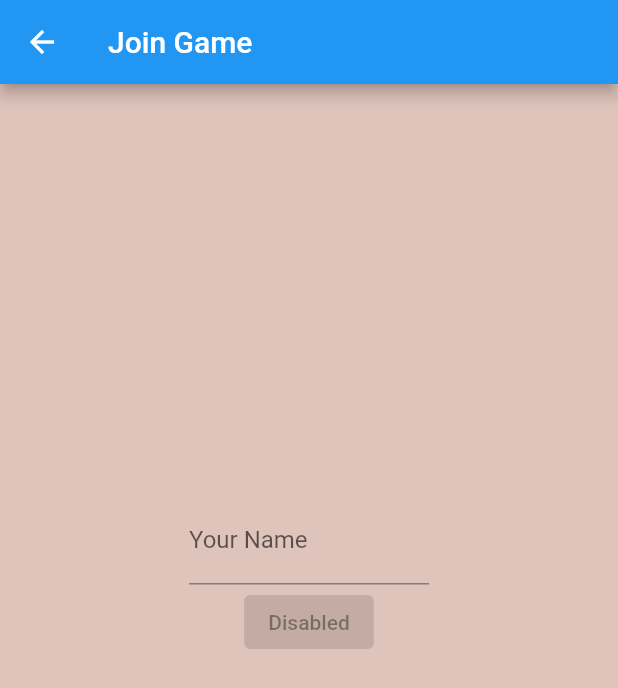
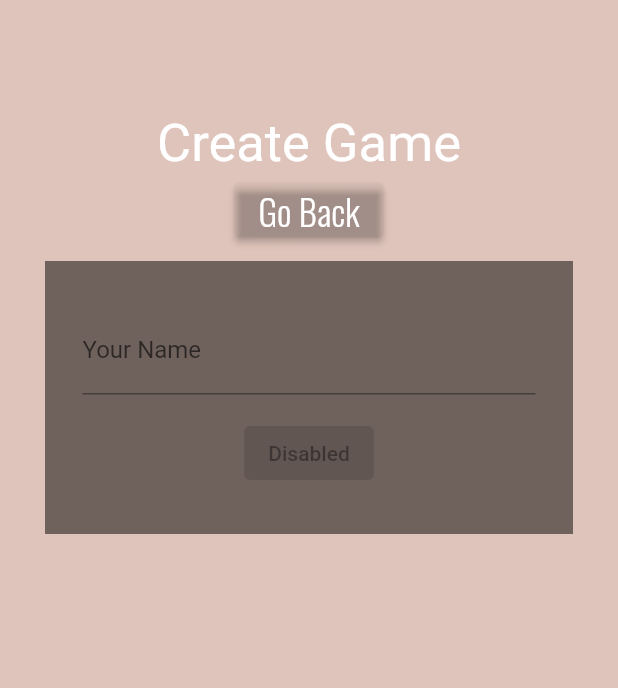
Before and after one commit to cjcompton/Portland-Yard, a Flutter app: the screen it shows after launch, after a tap on "Join Game", on a phone screen of 412 x 824 dp. Shown: the top 688 px of the screen. Run offline on Flutter 3.47's test engine with Material 2 defaults, Android fonts, the phone set to English and light mode, and no system bars; Roboto replaces fonts that are missing (Oswald-SemiBold).

Commit message:
fixed Join Game page

```diff
--- a/lib/main.dart
+++ b/lib/main.dart
@@ -125,7 +125,7 @@
                       color: Colors.white,
                     ),
 
-                    ElevatedButton(
+                    /*ElevatedButton(
                       style: style,
                       onPressed: () {
                         Navigator.push(
@@ -136,7 +136,7 @@
                       },
                       child: const Text('Settings',
                           style: TextStyle(color: Colors.white)),
-                    ),
+                    ),*/
                   ]))
         ]),
       ),
@@ -212,7 +212,7 @@
   }
 }
 
-class SettingsPage extends StatelessWidget {
+/*class SettingsPage extends StatelessWidget {
   const SettingsPage({super.key});
 
   @override
@@ -231,28 +231,50 @@
       ),
     );
   }
-}
+}*/
 
 class JoinGamePage extends StatelessWidget {
   const JoinGamePage({super.key});
 
   @override
   Widget build(BuildContext context) {
+    final ButtonStyle style = ElevatedButton.styleFrom(
+        backgroundColor: Colors.transparent,
+        textStyle: const TextStyle(
+            fontFamily: 'Oswald', fontSize: 24.0, color: Colors.white));
     return Scaffold(
-      appBar: AppBar(
-        title: const Text("Join Game"),
-      ),
         body: Container(
-        color: Color.fromRGBO(196, 142, 125, 100).withOpacity(0.5),
+            color: const Color.fromRGBO(196, 142, 125, 100).withOpacity(0.5),
             alignment: Alignment.center,
             //padding: EdgeInsets.all((MediaQuery.of(context).size.width) / 4),
-        padding: EdgeInsets.fromLTRB(
-            0, (MediaQuery.of(context).size.height) / 3, 0, 0),
-        child: Column(
-          children: const <Widget>[
+            padding: const EdgeInsets.symmetric(vertical: 75, horizontal: 30),
+            child: Column(children: <Widget>[
+              const Text('Create Game',
+                  textAlign: TextAlign.center,
+                  style: TextStyle(
+                      fontFamily: "Oswald-SemiBold",
+                      fontSize: 35,
+                      color: Colors.white)),
+              ElevatedButton(
+                  style: style,
+                  onPressed: () {
+                    Navigator.pop(context);
+                  },
+                  child: const Text('Go Back')),
+              Container(
+                  alignment: Alignment.center,
+                  padding: const EdgeInsets.symmetric(
+                      vertical: 5.0, horizontal: 50.0)),
+              Container(
+                color: Colors.black.withOpacity(0.5),
+                padding:
+                    const EdgeInsets.symmetric(vertical: 30, horizontal: 25),
+                child: Column(children: const <Widget>[
+                  /*SizedBox(
+                      height: 50,
+                      width: 50,
+                      child: */
                   SizedBox(
-              width: 160,
-              height: 60,
                     child: TextField(
                       decoration: InputDecoration(
                           //border: InputBorder.none,
@@ -260,14 +282,15 @@
                           hintText: 'Enter Your Name'),
                     ),
                   ),
+                  SizedBox(height: 15),
                   ElevatedButton(
                     onPressed: null,
-              child: const Text('Disabled'),
+                    child: Text('Disabled'),
                   ),
-          ],
-        ),
-      ),
-    );
+                ]),
+              )
+            ])));
+
     /*
     return Scaffold(
       appBar: AppBar(
```
Lines whose indentation alone changed are shown as unchanged.
